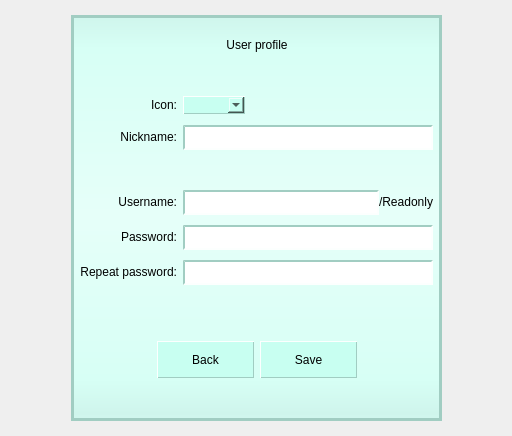
The window that CLIENT/GUI/ui/gui_profile.ui (GiuliCler/GIMPteam) describes before a commit, drawn with Qt 5.
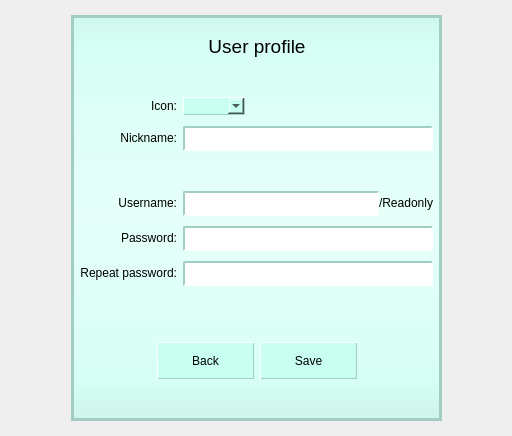
The same window after the commit.

```diff
--- a/CLIENT/GUI/ui/gui_profile.ui
+++ b/CLIENT/GUI/ui/gui_profile.ui
@@ -128,6 +128,11 @@
         </item>
         <item>
          <widget class="QLabel" name="titleLabel">
+          <property name="font">
+           <font>
+            <pointsize>14</pointsize>
+           </font>
+          </property>
           <property name="cursor">
            <cursorShape>IBeamCursor</cursorShape>
           </property>
@@ -177,6 +182,11 @@
         </property>
         <item row="0" column="1">
          <widget class="QLabel" name="iconLabel">
+          <property name="font">
+           <font>
+            <pointsize>9</pointsize>
+           </font>
+          </property>
           <property name="cursor">
            <cursorShape>IBeamCursor</cursorShape>
           </property>
@@ -226,6 +236,11 @@
         </item>
         <item row="1" column="1">
          <widget class="QLabel" name="nicknameLabel">
+          <property name="font">
+           <font>
+            <pointsize>9</pointsize>
+           </font>
+          </property>
           <property name="cursor">
            <cursorShape>IBeamCursor</cursorShape>
           </property>
@@ -284,6 +299,11 @@
         </item>
         <item row="3" column="1">
          <widget class="QLabel" name="usernameLabel">
+          <property name="font">
+           <font>
+            <pointsize>9</pointsize>
+           </font>
+          </property>
           <property name="cursor">
            <cursorShape>IBeamCursor</cursorShape>
           </property>
@@ -312,6 +332,11 @@
           </item>
           <item>
            <widget class="QLabel" name="usernameLabelReadonly">
+            <property name="font">
+             <font>
+              <pointsize>9</pointsize>
+             </font>
+            </property>
             <property name="cursor">
              <cursorShape>IBeamCursor</cursorShape>
             </property>
@@ -327,6 +352,11 @@
         </item>
         <item row="4" column="1">
          <widget class="QLabel" name="passwordLabel">
+          <property name="font">
+           <font>
+            <pointsize>9</pointsize>
+           </font>
+          </property>
           <property name="cursor">
            <cursorShape>IBeamCursor</cursorShape>
           </property>
@@ -359,6 +389,11 @@
         </item>
         <item row="5" column="1">
          <widget class="QLabel" name="repeatLabel">
+          <property name="font">
+           <font>
+            <pointsize>9</pointsize>
+           </font>
+          </property>
           <property name="cursor">
            <cursorShape>IBeamCursor</cursorShape>
           </property>
```
